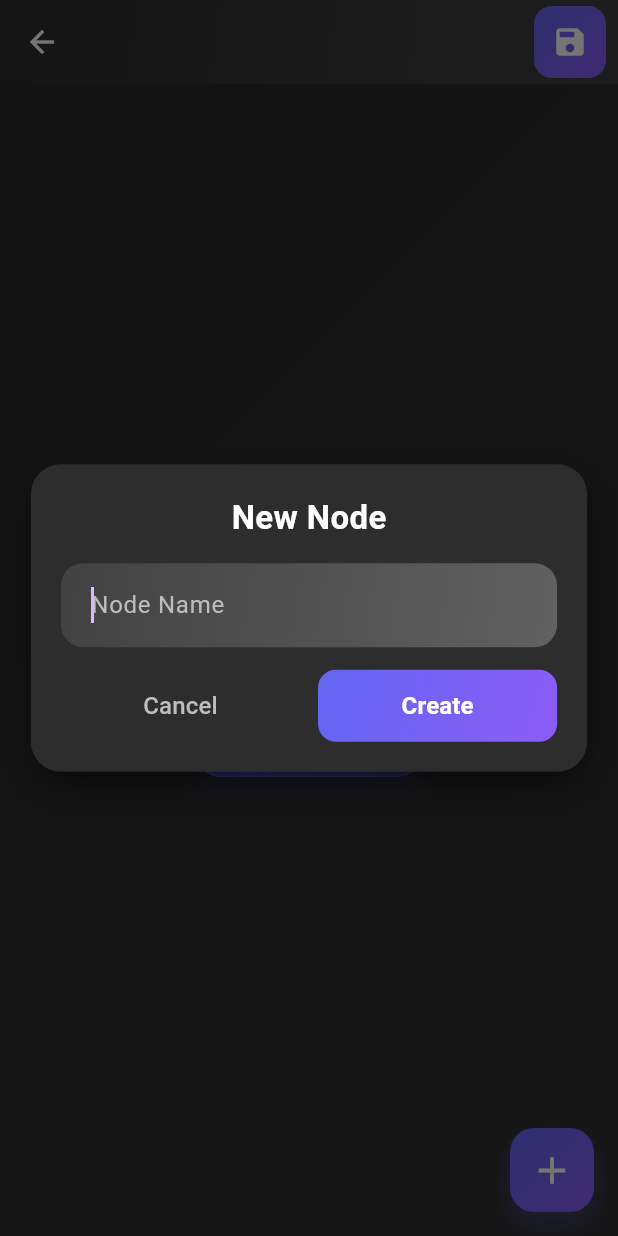
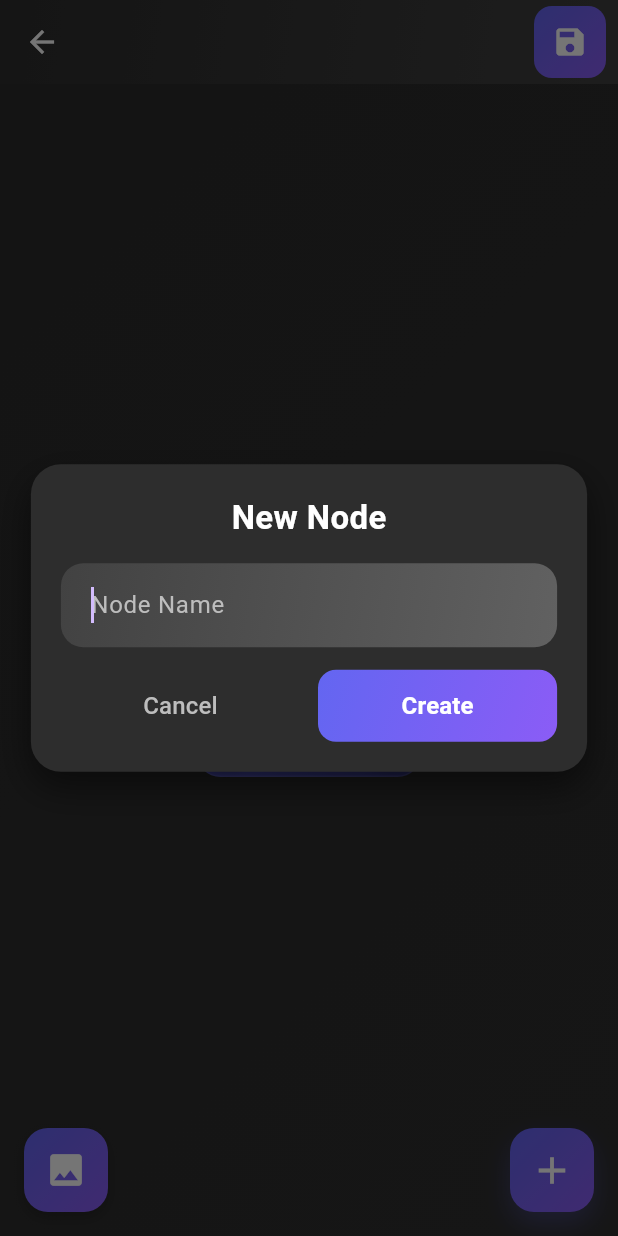
Before and after one commit to dyuta6/ways, a Flutter app: the MyHomePage screen opened directly with empty values, after a tap on the "add" icon, on a phone screen of 412 x 824 dp. Run offline on Flutter 3.47's test engine with Material 3 defaults, Android fonts, the phone set to English and light mode, and no system bars; our stand-ins replace hive, hive_flutter, image_picker; missing offline and left inert: purchases_flutter; accounts and stored records are empty.

Commit message:
v23.34.23.7

```diff
--- a/lib/home_page.dart
+++ b/lib/home_page.dart
@@ -1,9 +1,11 @@
 import 'package:flutter/material.dart';
 import 'package:vector_math/vector_math_64.dart' as vector_math;
 import 'package:hive/hive.dart';
+import 'dart:typed_data';
 import 'color_picker_widget.dart';
 import 'node_actions_widget.dart';
-
+import 'services/background_image_service.dart';
+import 'package:purchases_flutter/purchases_flutter.dart';
 part 'home_page.g.dart';
 
 class MyHomePage extends StatefulWidget {
@@ -27,6 +29,7 @@ class _MyHomePageState extends State<MyHomePage> {
   final TransformationController _transformationController = TransformationController();
   final TextEditingController _titleController = TextEditingController();
   late final String _nodeBoxName;
+  Uint8List? _backgroundImage;
 
   @override
   void initState() {
@@ -59,6 +62,14 @@ class _MyHomePageState extends State<MyHomePage> {
         _centerView();
       }
     });
+
+    final settingsBox = await Hive.openBox('project_settings_${widget.projectId}');
+    final bgImage = settingsBox.get('background_image');
+    if (bgImage != null && mounted) {
+      setState(() {
+        _backgroundImage = bgImage;
+      });
+    }
   }
 
   Future<void> _saveNodes() async {
@@ -88,6 +99,13 @@ class _MyHomePageState extends State<MyHomePage> {
         margin: const EdgeInsets.all(16),
       ),
     );
+
+    final settingsBox = await Hive.openBox('project_settings_${widget.projectId}');
+    if (_backgroundImage != null) {
+      await settingsBox.put('background_image', _backgroundImage);
+    } else {
+      await settingsBox.delete('background_image');
+    }
   }
 
   void _centerView() {
@@ -114,6 +132,35 @@ class _MyHomePageState extends State<MyHomePage> {
       Hive.box<NodeItem>(_nodeBoxName).close();
     }
     super.dispose();
+  }
+
+  void _addNode(String title) {
+    final screenWidth = MediaQuery.of(context).size.width;
+    final screenHeight = MediaQuery.of(context).size.height;
+    final matrix = _transformationController.value;
+
+    final vector = vector_math.Vector3(screenWidth / 2, screenHeight / 2, 0);
+    final invertedMatrix = matrix.clone()..invert();
+    final transformedPoint = invertedMatrix.transform3(vector);
+
+    setState(() {
+      final nodeId = DateTime.now().millisecondsSinceEpoch.toString();
+      nodes.add(NodeItem(
+        id: nodeId,
+        title: title,
+        position: Offset(transformedPoint.x, transformedPoint.y),
+        colorValue: const Color(0xFF6366F1).value,
+      ));
+    });
+  }
+
+  Future<void> _pickBackgroundImage() async {
+    final bytes = await BackgroundImageService.pickImageFromGallery();
+    if (bytes != null) {
+      setState(() {
+        _backgroundImage = bytes;
+      });
+    }
   }
 
   @override
@@ -162,7 +209,7 @@ class _MyHomePageState extends State<MyHomePage> {
                 ),
                 child: IconButton(
                   icon: const Icon(Icons.save, color: Colors.white),
-                  onPressed: _saveNodes,
+                  onPressed: _onSavePressed,
                   tooltip: 'Save Layout',
                 ),
               ),
@@ -191,175 +238,16 @@ class _MyHomePageState extends State<MyHomePage> {
             _titleController.text = '';
             final locale = Localizations.localeOf(context);
             final isTr = locale.languageCode == 'tr';
-            showDialog(
-              context: context,
-              barrierDismissible: false,
-              builder: (context) => Dialog(
-                backgroundColor: Colors.transparent,
-                insetPadding: const EdgeInsets.all(20),
-                child: Container(
-                  constraints: BoxConstraints(
-                    maxWidth: MediaQuery.of(context).size.width * 0.9,
-                  ),
-                  decoration: BoxDecoration(
-                    color: const Color(0xFF2d2d2d),
-                    borderRadius: BorderRadius.circular(20),
-                    boxShadow: [
-                      BoxShadow(
-                        color: Colors.black.withOpacity(0.5),
-                        blurRadius: 20,
-                        offset: const Offset(0, 10),
-                      ),
-                    ],
-                  ),
-                  child: Column(
-                    mainAxisSize: MainAxisSize.min,
-                    children: [
-                      // Title Section
-                      Padding(
-                        padding: const EdgeInsets.fromLTRB(20, 20, 20, 15),
-                        child: Text(
-                          isTr ? 'Yeni Node' : 'New Node',
-                          style: const TextStyle(
-                            color: Colors.white,
-                            fontWeight: FontWeight.bold,
-                            fontSize: 22,
-                          ),
-                        ),
-                      ),
-
-                      // Content Section
-                      Padding(
-                        padding: const EdgeInsets.symmetric(horizontal: 20),
-                        child: Container(
-                          decoration: BoxDecoration(
-                            borderRadius: BorderRadius.circular(15),
-                            gradient: LinearGradient(
-                              colors: [Colors.grey[800]!, Colors.grey[700]!],
-                              begin: Alignment.topLeft,
-                              end: Alignment.bottomRight,
-                            ),
-                          ),
-                          child: TextField(
-                            controller: _titleController,
-                            style: const TextStyle(color: Colors.white),
-                            decoration: InputDecoration(
-                              hintText: isTr ? "Node İsmi" : "Node Name",
-                              hintStyle: TextStyle(color: Colors.grey[400]),
-                              border: OutlineInputBorder(
-                                borderRadius: BorderRadius.circular(15),
-                                borderSide: BorderSide.none,
-                              ),
-                              filled: true,
-                              fillColor: Colors.transparent,
-                              contentPadding: const EdgeInsets.all(16),
-                              isDense: true,
-                            ),
-                            autofocus: true,
-                            textInputAction: TextInputAction.done,
-                            onSubmitted: (value) {
-                              if (value.trim().isNotEmpty) {
-                                final screenWidth = MediaQuery.of(context).size.width;
-                                final screenHeight = MediaQuery.of(context).size.height;
-                                final matrix = _transformationController.value;
-
-                                final vector = vector_math.Vector3(screenWidth / 2, screenHeight / 2, 0);
-                                final invertedMatrix = matrix.clone()..invert();
-                                final transformedPoint = invertedMatrix.transform3(vector);
-
-                                setState(() {
-                                  final nodeId = DateTime.now().millisecondsSinceEpoch.toString();
-                                  nodes.add(NodeItem(
-                                    id: nodeId,
-                                    title: value.trim(),
-                                    position: Offset(transformedPoint.x, transformedPoint.y),
-                                    colorValue: const Color(0xFF6366F1).value,
-                                  ));
-                                });
-                                Navigator.pop(context);
-                              }
-                            },
-                          ),
-                        ),
-                      ),
-
-                      // Actions Section
-                      Padding(
-                        padding: const EdgeInsets.fromLTRB(20, 15, 20, 20),
-                        child: Row(
-                          children: [
-                            Expanded(
-                              child: TextButton(
-                                style: TextButton.styleFrom(
-                                  padding: const EdgeInsets.symmetric(vertical: 12),
-                                ),
-                                onPressed: () => Navigator.pop(context),
-                                child: Text(
-                                  isTr ? 'İptal' : 'Cancel',
-                                  style: TextStyle(color: Colors.grey[400], fontSize: 16),
-                                ),
-                              ),
-                            ),
-                            const SizedBox(width: 12),
-                            Expanded(
-                              child: Container(
-                                decoration: BoxDecoration(
-                                  borderRadius: BorderRadius.circular(12),
-                                  gradient: const LinearGradient(
-                                    colors: [Color(0xFF6366F1), Color(0xFF8B5CF6)],
-                                    begin: Alignment.topLeft,
-                                    end: Alignment.bottomRight,
-                                  ),
-                                ),
-                                child: TextButton(
-                                  style: TextButton.styleFrom(
-                                    padding: const EdgeInsets.symmetric(vertical: 12),
-                                  ),
-                                  onPressed: () {
-                                    final nodeTitle = _titleController.text.trim();
-                                    if (nodeTitle.isNotEmpty) {
-                                      final screenWidth = MediaQuery.of(context).size.width;
-                                      final screenHeight = MediaQuery.of(context).size.height;
-                                      final matrix = _transformationController.value;
-
-                                      final vector = vector_math.Vector3(screenWidth / 2, screenHeight / 2, 0);
-                                      final invertedMatrix = matrix.clone()..invert();
-                                      final transformedPoint = invertedMatrix.transform3(vector);
-
-                                      setState(() {
-                                        final nodeId = DateTime.now().millisecondsSinceEpoch.toString();
-                                        nodes.add(NodeItem(
-                                          id: nodeId,
-                                          title: nodeTitle,
-                                          position: Offset(transformedPoint.x, transformedPoint.y),
-                                          colorValue: const Color(0xFF6366F1).value,
-                                        ));
-                                      });
-                                      Navigator.pop(context);
-                                    }
-                                  },
-                                  child: Text(
-                                    isTr ? 'Oluştur' : 'Create',
-                                    style: const TextStyle(color: Colors.white, fontSize: 16, fontWeight: FontWeight.bold),
-                                  ),
-                                ),
-                              ),
-                            ),
-                          ],
-                        ),
-                      ),
-                    ],
-                  ),
-                ),
-              ),
-            );
+            _showManualCreateNodeDialog(isTr);
           },
           backgroundColor: Colors.transparent,
           elevation: 0,
           child: const Icon(Icons.add, size: 30, color: Colors.white),
         ),
       ),
-      body: InteractiveViewer(
+      body: Stack(
+        children: [
+          InteractiveViewer(
             transformationController: _transformationController,
             constrained: false,
             panEnabled: true,
@@ -373,6 +261,12 @@ class _MyHomePageState extends State<MyHomePage> {
                   width: 6000,
                   height: 6000,
                   decoration: BoxDecoration(
+                    image: _backgroundImage != null
+                        ? DecorationImage(
+                            image: MemoryImage(_backgroundImage!),
+                            fit: BoxFit.contain,
+                          )
+                        : null,
                     gradient: const LinearGradient(
                       begin: Alignment.topLeft,
                       end: Alignment.bottomRight,
@@ -473,6 +367,36 @@ class _MyHomePageState extends State<MyHomePage> {
               ],
             ),
           ),
+          Positioned(
+            left: 16,
+            bottom: 16,
+            child: GestureDetector(
+              onTap: _pickBackgroundImage,
+              child: Container(
+                width: 56, // Standart FAB boyutu
+                height: 56,
+                decoration: BoxDecoration(
+                  shape: BoxShape.rectangle,
+                  borderRadius: BorderRadius.circular(16),
+                  gradient: const LinearGradient(
+                    colors: [Color(0xFF6366F1), Color(0xFF8B5CF6)],
+                    begin: Alignment.topLeft,
+                    end: Alignment.bottomRight,
+                  ),
+                  boxShadow: [
+                    BoxShadow(
+                      color: Colors.black.withOpacity(0.2),
+                      blurRadius: 8,
+                      offset: Offset(0, 4),
+                    ),
+                  ],
+                ),
+                child: const Icon(Icons.image, color: Colors.white, size: 28),
+              ),
+            ),
+          ),
+        ],
+      ),
     );
   }
 
@@ -487,6 +411,8 @@ class _MyHomePageState extends State<MyHomePage> {
             width: 150,
             height: 100,
             decoration: BoxDecoration(
+              shape: BoxShape.rectangle,
+              borderRadius: BorderRadius.circular(16),
               gradient: LinearGradient(
                 begin: Alignment.topLeft,
                 end: Alignment.bottomRight,
@@ -495,21 +421,6 @@ class _MyHomePageState extends State<MyHomePage> {
                   darkerColor,
                 ],
               ),
-              borderRadius: BorderRadius.circular(16),
-              boxShadow: [
-                BoxShadow(
-                  color: darkerColor.withOpacity(0.5),
-                  spreadRadius: 0,
-                  blurRadius: 15,
-                  offset: const Offset(0, 8),
-                ),
-                BoxShadow(
-                  color: Colors.black.withOpacity(0.2),
-                  spreadRadius: 0,
-                  blurRadius: 10,
-                  offset: const Offset(0, 4),
-                ),
-              ],
               border: Border.all(
                 color: Colors.white.withOpacity(0.1),
                 width: 1,
@@ -576,6 +487,8 @@ class _MyHomePageState extends State<MyHomePage> {
               child: Container(
                 padding: const EdgeInsets.all(6),
                 decoration: BoxDecoration(
+                  shape: BoxShape.rectangle,
+                  borderRadius: BorderRadius.circular(10),
                   gradient: LinearGradient(
                     colors: [
                       Colors.white.withOpacity(0.9),
@@ -584,7 +497,6 @@ class _MyHomePageState extends State<MyHomePage> {
                     begin: Alignment.topLeft,
                     end: Alignment.bottomRight,
                   ),
-                  borderRadius: BorderRadius.circular(10),
                   boxShadow: [
                     BoxShadow(
                       color: Colors.black.withOpacity(0.2),
@@ -620,6 +532,8 @@ class _MyHomePageState extends State<MyHomePage> {
               child: Container(
                 padding: const EdgeInsets.all(6),
                 decoration: BoxDecoration(
+                  shape: BoxShape.rectangle,
+                  borderRadius: BorderRadius.circular(10),
                   gradient: LinearGradient(
                     colors: [
                       Colors.white.withOpacity(0.9),
@@ -628,7 +542,6 @@ class _MyHomePageState extends State<MyHomePage> {
                     begin: Alignment.topLeft,
                     end: Alignment.bottomRight,
                   ),
-                  borderRadius: BorderRadius.circular(10),
                   boxShadow: [
                     BoxShadow(
                       color: Colors.black.withOpacity(0.2),
@@ -669,6 +582,8 @@ class _MyHomePageState extends State<MyHomePage> {
               child: Container(
                 padding: const EdgeInsets.all(6),
                 decoration: BoxDecoration(
+                  shape: BoxShape.rectangle,
+                  borderRadius: BorderRadius.circular(10),
                   gradient: LinearGradient(
                     colors: [
                       Colors.white.withOpacity(0.9),
@@ -677,7 +592,6 @@ class _MyHomePageState extends State<MyHomePage> {
                     begin: Alignment.topLeft,
                     end: Alignment.bottomRight,
                   ),
-                  borderRadius: BorderRadius.circular(10),
                   boxShadow: [
                     BoxShadow(
                       color: Colors.black.withOpacity(0.2),
@@ -722,6 +636,8 @@ class _MyHomePageState extends State<MyHomePage> {
               child: Container(
                 padding: const EdgeInsets.all(6),
                 decoration: BoxDecoration(
+                  shape: BoxShape.rectangle,
+                  borderRadius: BorderRadius.circular(10),
                   gradient: LinearGradient(
                     colors: [
                       Colors.white.withOpacity(0.9),
@@ -730,7 +646,6 @@ class _MyHomePageState extends State<MyHomePage> {
                     begin: Alignment.topLeft,
                     end: Alignment.bottomRight,
                   ),
-                  borderRadius: BorderRadius.circular(10),
                   boxShadow: [
                     BoxShadow(
                       color: Colors.black.withOpacity(0.2),
@@ -745,6 +660,195 @@ class _MyHomePageState extends State<MyHomePage> {
                   color: Color(0xFF8B5CF6),
                 ),
               ),
+            ),
+          ),
+        ],
+      ),
+    );
+  }
+
+  void _showManualCreateNodeDialog(bool isTr) {
+    showDialog(
+      context: context,
+      barrierDismissible: false,
+      builder: (context) => Dialog(
+        backgroundColor: Colors.transparent,
+        insetPadding: const EdgeInsets.all(20),
+        child: Container(
+          constraints: BoxConstraints(
+            maxWidth: MediaQuery.of(context).size.width * 0.9,
+          ),
+          decoration: BoxDecoration(
+            color: const Color(0xFF2d2d2d),
+            borderRadius: BorderRadius.circular(20),
+            boxShadow: [
+              BoxShadow(
+                color: Colors.black.withOpacity(0.5),
+                blurRadius: 20,
+                offset: const Offset(0, 10),
+              ),
+            ],
+          ),
+          child: Column(
+            mainAxisSize: MainAxisSize.min,
+            children: [
+              // Title Section
+              Padding(
+                padding: const EdgeInsets.fromLTRB(20, 20, 20, 15),
+                child: Text(
+                  isTr ? 'Yeni Node' : 'New Node',
+                  style: const TextStyle(
+                    color: Colors.white,
+                    fontWeight: FontWeight.bold,
+                    fontSize: 22,
+                  ),
+                ),
+              ),
+
+              // Content Section
+              Padding(
+                padding: const EdgeInsets.symmetric(horizontal: 20),
+                child: Container(
+                  decoration: BoxDecoration(
+                    borderRadius: BorderRadius.circular(15),
+                    gradient: LinearGradient(
+                      colors: [Colors.grey[800]!, Colors.grey[700]!],
+                      begin: Alignment.topLeft,
+                      end: Alignment.bottomRight,
+                    ),
+                  ),
+                  child: TextField(
+                    controller: _titleController,
+                    style: const TextStyle(color: Colors.white),
+                    decoration: InputDecoration(
+                      hintText: isTr ? "Node İsmi" : "Node Name",
+                      hintStyle: TextStyle(color: Colors.grey[400]),
+                      border: OutlineInputBorder(
+                        borderRadius: BorderRadius.circular(15),
+                        borderSide: BorderSide.none,
+                      ),
+                      filled: true,
+                      fillColor: Colors.transparent,
+                      contentPadding: const EdgeInsets.all(16),
+                      isDense: true,
+                    ),
+                    autofocus: true,
+                    textInputAction: TextInputAction.done,
+                    onSubmitted: (value) {
+                      if (value.trim().isNotEmpty) {
+                        _addNode(value.trim());
+                        Navigator.pop(context);
+                      }
+                    },
+                  ),
+                ),
+              ),
+
+              // Actions Section
+              Padding(
+                padding: const EdgeInsets.fromLTRB(20, 15, 20, 20),
+                child: Row(
+                  children: [
+                    Expanded(
+                      child: TextButton(
+                        style: TextButton.styleFrom(
+                          padding: const EdgeInsets.symmetric(vertical: 12),
+                        ),
+                        onPressed: () => Navigator.pop(context),
+                        child: Text(
+                          isTr ? 'İptal' : 'Cancel',
+                          style: TextStyle(color: Colors.grey[400], fontSize: 16),
+                        ),
+                      ),
+                    ),
+                    const SizedBox(width: 12),
+                    Expanded(
+                      child: Container(
+                        decoration: BoxDecoration(
+                          borderRadius: BorderRadius.circular(12),
+                          gradient: const LinearGradient(
+                            colors: [Color(0xFF6366F1), Color(0xFF8B5CF6)],
+                            begin: Alignment.topLeft,
+                            end: Alignment.bottomRight,
+                          ),
+                        ),
+                        child: TextButton(
+                          style: TextButton.styleFrom(
+                            padding: const EdgeInsets.symmetric(vertical: 12),
+                          ),
+                          onPressed: () {
+                            final nodeTitle = _titleController.text.trim();
+                            if (nodeTitle.isNotEmpty) {
+                              _addNode(nodeTitle);
+                              Navigator.pop(context);
+                            }
+                          },
+                          child: Text(
+                            isTr ? 'Oluştur' : 'Create',
+                            style: const TextStyle(color: Colors.white, fontSize: 16, fontWeight: FontWeight.bold),
+                          ),
+                        ),
+                      ),
+                    ),
+                  ],
+                ),
+              ),
+            ],
+          ),
+        ),
+      ),
+    );
+  }
+
+  Future<bool> _isUserSubscribed() async {
+    try {
+      final purchaserInfo = await Purchases.getCustomerInfo();
+      // Burada kendi ürün/abone ID’ni kullanmalısın!
+      return purchaserInfo.entitlements.active.containsKey('premium');
+    } catch (e) {
+      return false;
+    }
+  }
+
+  void _onSavePressed() async {
+    final isSubscribed = await _isUserSubscribed();
+    if (!isSubscribed) {
+      // Abone değilse, abone olma ekranına yönlendir
+      _showSubscriptionDialog();
+      return;
+    }
+    await _saveNodes();
+  }
+
+  void _showSubscriptionDialog() {
+    showDialog(
+      context: context,
+      builder: (context) => AlertDialog(
+        backgroundColor: const Color(0xFF2d2d2d),
+        title: Text(
+          'Abone Olun',
+          style: const TextStyle(color: Colors.white),
+        ),
+        content: Text(
+          'Bu özellik Premium abonesi için açık. Abone olmak ister misiniz?',
+          style: TextStyle(color: Colors.grey[400]),
+        ),
+        actions: [
+          TextButton(
+            onPressed: () => Navigator.pop(context),
+            child: Text(
+              'İptal',
+              style: TextStyle(color: Colors.grey[400], fontSize: 16),
+            ),
+          ),
+          TextButton(
+            onPressed: () {
+              Navigator.pop(context);
+              // TODO: Abone olma mantığı buraya eklenecek
+            },
+            child: Text(
+              'Abone Ol',
+              style: const TextStyle(color: Color(0xFF6366F1), fontSize: 16, fontWeight: FontWeight.bold),
             ),
           ),
         ],
--- a/lib/startup_page.dart
+++ b/lib/startup_page.dart
@@ -1,6 +1,7 @@
 import 'package:flutter/material.dart';
 import 'package:hive/hive.dart';
 import 'package:uuid/uuid.dart';
+
 import 'package:ways/home_page.dart';
 import 'package:ways/project_model.dart';
 import 'package:ways/saved_projects_page.dart';
```
Also changed, not shown: lib/services/background_image_service.dart (added, +13 -0 lines), pubspec.yaml (+11 -9 lines), assets/icon.png (deleted), assets/waysss.png (added), pubspec.lock, 31 other files. Lines whose indentation alone changed are shown as unchanged.
